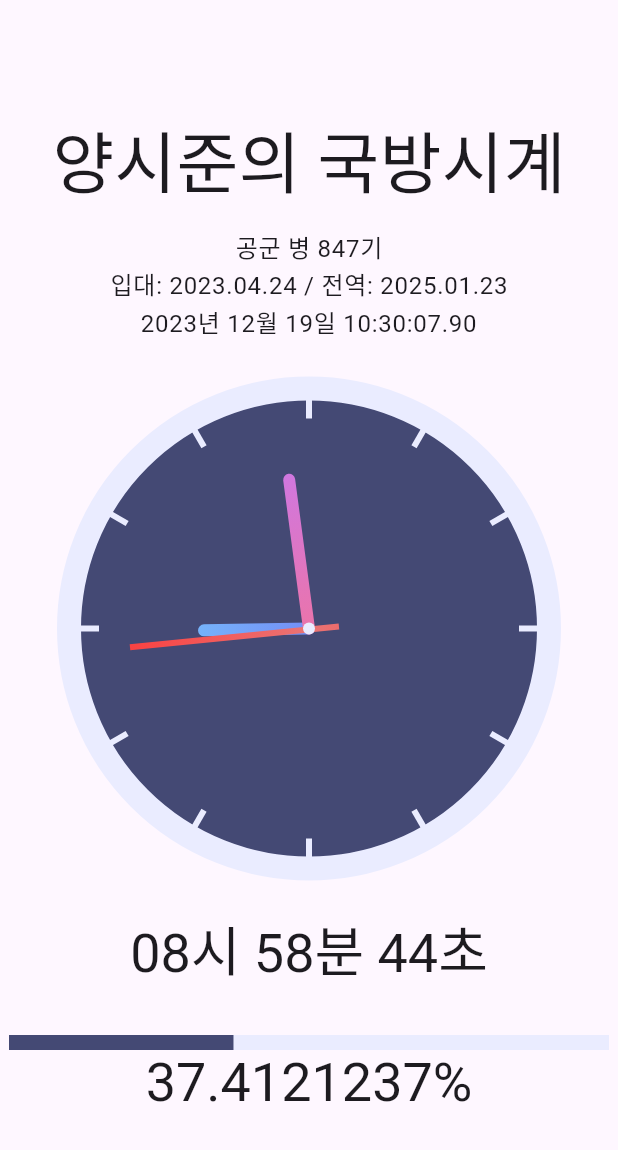
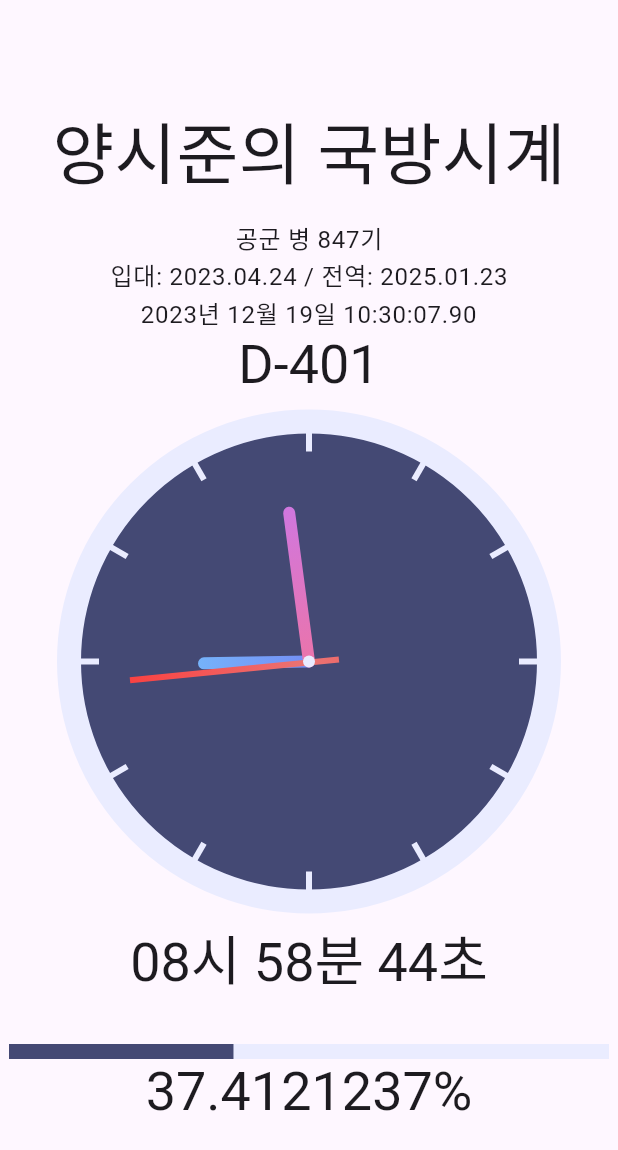
Before and after one commit to yangsijun/my-gukbang-clock, a Flutter app: the screen it shows after launch, on a phone screen of 412 x 824 dp. Shown: the top 1150 px of the screen. Run offline on Flutter 3.47's test engine with Material 3 defaults, Android fonts, the phone set to English and light mode, and no system bars.

Commit message:
Implement DDayView

```diff
--- a/my_gukbang_clock_flutter/lib/views.dart
+++ b/my_gukbang_clock_flutter/lib/views.dart
@@ -3,3 +3,5 @@ export 'views/clock_view.dart';
 export 'views/gukbang_clock_view.dart';
 export 'views/gukbang_analog_clock_view.dart';
 export 'views/gukbang_time_percent_string_view.dart';
+export 'views/gukbang_time_percent_status_bar_view.dart';
+export 'views/d_day_view.dart';
--- /dev/null
+++ b/my_gukbang_clock_flutter/lib/views/d_day_view.dart
@@ -0,0 +1,31 @@
+import 'package:flutter/material.dart';
+import 'package:my_gukbang_clock_flutter/viewmodels.dart';
+
+class DDayView extends StatefulWidget {
+  final DDayViewModel viewModel = DDayViewModel.instance;
+
+  DDayView({Key? key}) : super(key: key);
+
+  @override
+  State<DDayView> createState() => _DDayViewState();
+}
+
+class _DDayViewState extends State<DDayView> {
+  @override
+  Widget build(BuildContext context) {
+    return StreamBuilder<String>(
+      stream: widget.viewModel.dDayString,
+      builder: ((context, snapshot) {
+        if (snapshot.hasData) {
+          return Text(
+            snapshot.data!.toString(),
+            textAlign: TextAlign.center,
+            style: Theme.of(context).textTheme.displaySmall,
+          );
+        } else {
+          return const CircularProgressIndicator();
+        }
+      }),
+    );
+  }
+}
--- a/my_gukbang_clock_flutter/lib/views/homepage.dart
+++ b/my_gukbang_clock_flutter/lib/views/homepage.dart
@@ -1,7 +1,6 @@
 import 'package:flutter/material.dart';
 
 import 'package:my_gukbang_clock_flutter/views.dart';
-import 'package:my_gukbang_clock_flutter/views/gukbang_time_percent_status_bar_view.dart';
 
 class HomePage extends StatelessWidget {
   final ClockView clockView = ClockView();
@@ -9,6 +8,7 @@ class HomePage extends StatelessWidget {
   final GukbangClockView gukbangClockView = GukbangClockView();
   final GukbangTimePercentStatusBarView gukbangTimePercentStatusBarView = GukbangTimePercentStatusBarView();
   final GukbangTimePercentStringView gukbangTimePercentStringView = GukbangTimePercentStringView();
+  final DDayView dDayView = DDayView();
 
   HomePage({Key? key}) : super(key: key);
 
@@ -33,9 +33,10 @@ class HomePage extends StatelessWidget {
               style: Theme.of(context).textTheme.bodyLarge,
             ),
             clockView,
-            const SizedBox(height: 32),
+            dDayView,
+            const SizedBox(height: 16),
             gukbangAnalogClockView,
-            const SizedBox(height: 32),
+            const SizedBox(height: 16),
             gukbangClockView,
             const SizedBox(height: 32),
             gukbangTimePercentStatusBarView,
```
